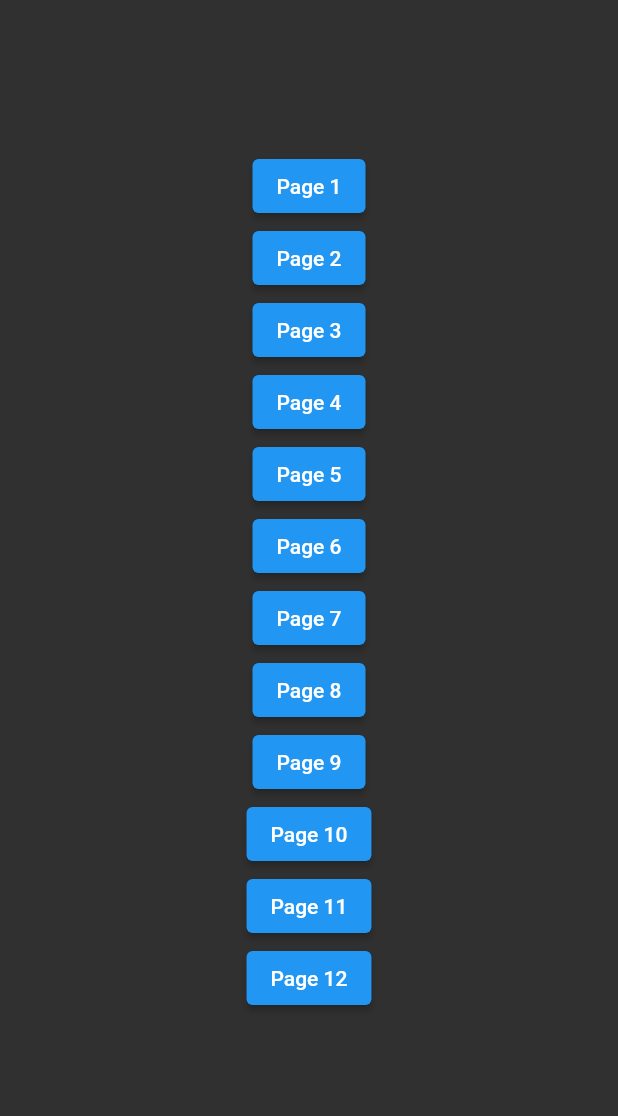
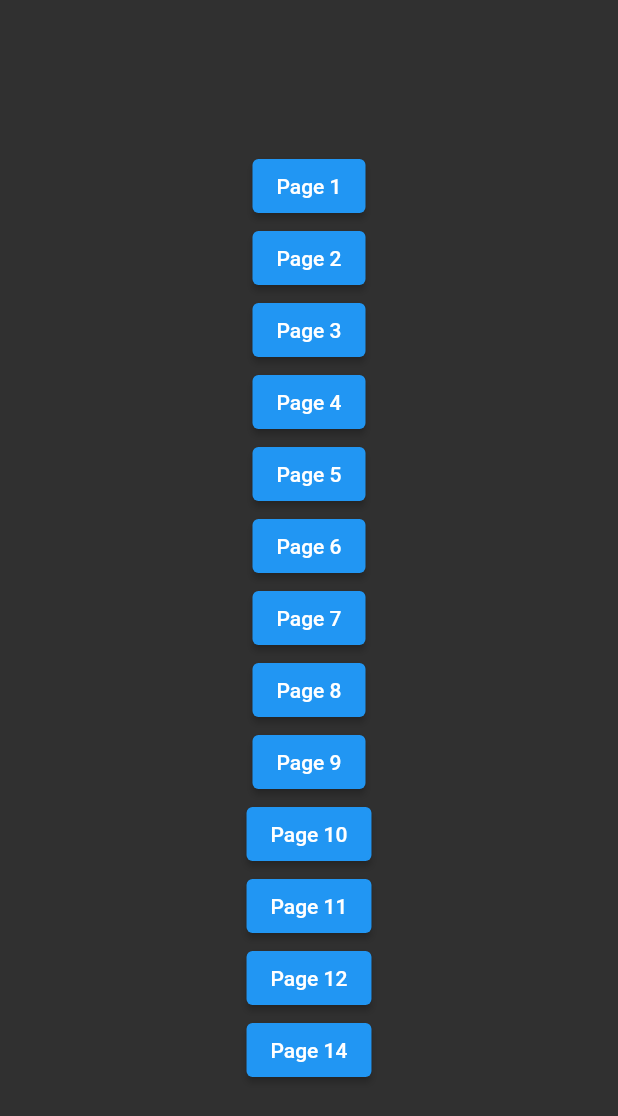
Before and after one commit to droy312/hacktoberfest_2022_flutter_opensource_project, a Flutter app: the screen it shows after launch, on a phone screen of 412 x 824 dp. Shown: the top 1116 px of the screen. Run offline on Flutter 3.47's test engine with Material 2 defaults, Android fonts, the phone set to English and light mode, and no system bars.

Commit message:
Updated home_page .dart

```diff
--- a/lib/home_page.dart
+++ b/lib/home_page.dart
@@ -11,6 +11,7 @@ import 'pages/page_8.dart';
 import 'pages/page_9.dart';
 import 'pages/page_11.dart';
 import 'pages/page_12.dart';
+import 'pages/page_14.dart';
 
 class HomePage extends StatelessWidget {
   const HomePage({super.key});
@@ -33,6 +34,7 @@ class HomePage extends StatelessWidget {
           PageButton(pageNumber: 10, page: Page10()),
           PageButton(pageNumber: 11, page: Page11()),
           PageButton(pageNumber: 12, page: Page12()),
+          PageButton(pageNumber: 14, page: Page14()),
 
           /// TODO:
           /// Want to add more page buttons?
```
